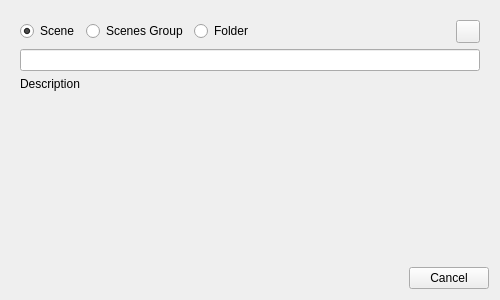
Qt form src/bin/scenarist-desktop/UserInterfaceLayer/Scenario/ScenarioItemDialog/ScenarioSchemeItemDialog.ui (dimkanovikov/KITScenarist) before a commit.
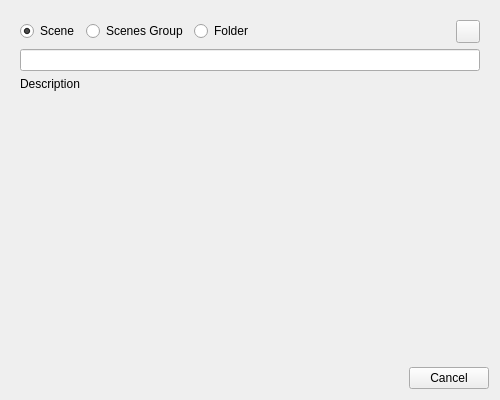
The same form after that commit. Icons and pictures are not drawn. Custom widgets are drawn as their Qt base class.

Patch:
```diff
--- a/src/bin/scenarist-desktop/UserInterfaceLayer/Scenario/ScenarioItemDialog/ScenarioSchemeItemDialog.ui
+++ b/src/bin/scenarist-desktop/UserInterfaceLayer/Scenario/ScenarioItemDialog/ScenarioSchemeItemDialog.ui
@@ -7,19 +7,19 @@
     <x>0</x>
     <y>0</y>
     <width>500</width>
-    <height>300</height>
+    <height>400</height>
    </rect>
   </property>
   <property name="minimumSize">
    <size>
     <width>500</width>
-    <height>300</height>
+    <height>400</height>
    </size>
   </property>
   <property name="maximumSize">
    <size>
     <width>500</width>
-    <height>300</height>
+    <height>400</height>
    </size>
   </property>
   <property name="windowTitle">
```
